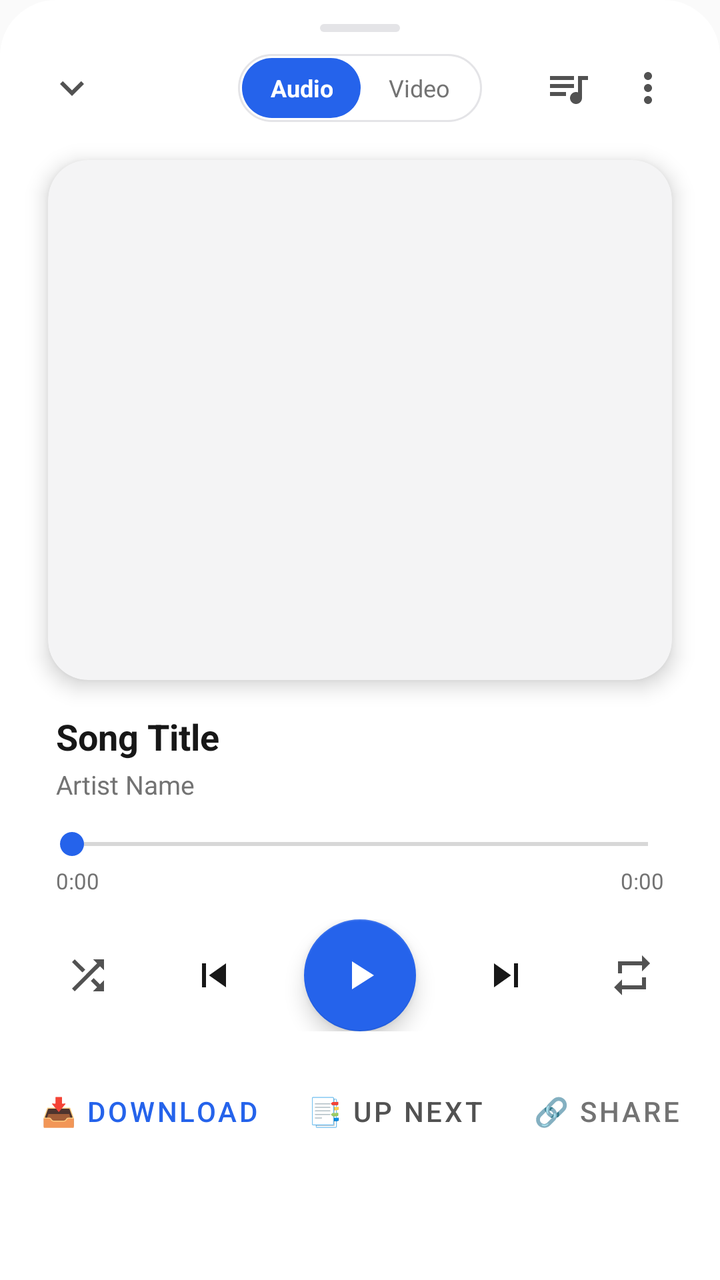
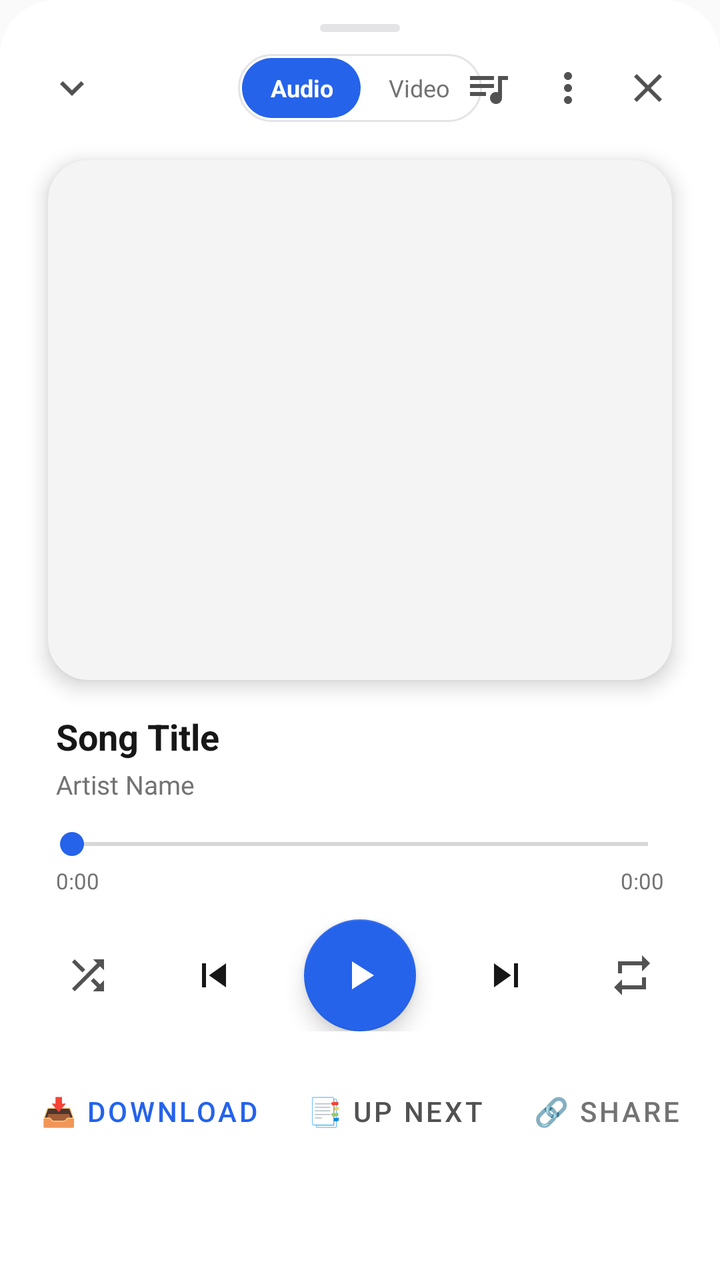

Compare the two renders of this Android layout. The source of the first and the diff that turns it into the second are given below.
<!-- AndroidManifest.xml: application theme Theme.Zez -->
<!-- res/layout/bottom_sheet_music_player.xml -->
<?xml version="1.0" encoding="utf-8"?>
<LinearLayout xmlns:android="http://schemas.android.com/apk/res/android"
    xmlns:app="http://schemas.android.com/apk/res-auto"
    android:layout_width="match_parent"
    android:layout_height="wrap_content"
    android:orientation="vertical"
    android:background="@drawable/bg_sheet_top_rounded"
    android:paddingBottom="24dp">

    
    <View
        android:layout_width="40dp"
        android:layout_height="4dp"
        android:layout_gravity="center_horizontal"
        android:layout_marginTop="12dp"
        android:background="@drawable/bg_pill_indicator" />

    
    <RelativeLayout
        android:layout_width="match_parent"
        android:layout_height="56dp"
        android:paddingHorizontal="16dp">

        <ImageButton
            android:id="@+id/btn_player_collapse"
            android:layout_width="40dp"
            android:layout_height="40dp"
            android:layout_centerVertical="true"
            android:background="?attr/selectableItemBackgroundBorderless"
            android:src="@drawable/ic_expand_more"
            app:tint="@color/theme_icon_tint"
            android:contentDescription="Collapse player" />

        
        <LinearLayout
            android:layout_width="wrap_content"
            android:layout_height="34dp"
            android:layout_centerInParent="true"
            android:orientation="horizontal"
            android:background="@drawable/bg_search_input"
            android:padding="2dp">

            <TextView
                android:id="@+id/btn_mode_audio"
                android:layout_width="wrap_content"
                android:layout_height="match_parent"
                android:gravity="center"
                android:text="Audio"
                android:textSize="12sp"
                android:textStyle="bold"
                android:textColor="@android:color/white"
                android:background="@drawable/bg_mode_toggle_active"
                android:paddingHorizontal="14dp" />

            <TextView
                android:id="@+id/btn_mode_video"
                android:layout_width="wrap_content"
                android:layout_height="match_parent"
                android:gravity="center"
                android:text="Video"
                android:textSize="12sp"
                android:textColor="@color/theme_text_muted"
                android:background="@android:color/transparent"
                android:paddingHorizontal="14dp" />
        </LinearLayout>

        <LinearLayout
            android:layout_width="wrap_content"
            android:layout_height="wrap_content"
            android:layout_alignParentEnd="true"
            android:layout_centerVertical="true"
            android:orientation="horizontal">

            <ImageButton
                android:id="@+id/btn_player_queue_top"
                android:layout_width="40dp"
                android:layout_height="40dp"
                android:background="?attr/selectableItemBackgroundBorderless"
                android:src="@drawable/ic_queue_music"
                app:tint="@color/theme_icon_tint"
                android:contentDescription="Play queue" />

            <ImageButton
                android:id="@+id/btn_player_more"
                android:layout_width="40dp"
                android:layout_height="40dp"
                android:background="?attr/selectableItemBackgroundBorderless"
                android:src="@drawable/ic_more_vert"
                app:tint="@color/theme_icon_tint"
                android:contentDescription="More options" />
        </LinearLayout>
    </RelativeLayout>

    
    <androidx.cardview.widget.CardView
        android:layout_width="match_parent"
        android:layout_height="260dp"
        android:layout_marginHorizontal="24dp"
        android:layout_marginTop="8dp"
        app:cardCornerRadius="20dp"
        app:cardElevation="6dp"
        app:cardBackgroundColor="@color/surface_variant">

        <FrameLayout
            android:layout_width="match_parent"
            android:layout_height="match_parent">

            <ImageView
                android:id="@+id/iv_player_album_art"
                android:layout_width="match_parent"
                android:layout_height="match_parent"
                android:scaleType="centerCrop" />

            
            <FrameLayout
                android:id="@+id/layout_player_video_container"
                android:layout_width="match_parent"
                android:layout_height="match_parent"
                android:background="@android:color/black"
                android:visibility="gone" />
        </FrameLayout>
    </androidx.cardview.widget.CardView>

    
    <LinearLayout
        android:layout_width="match_parent"
        android:layout_height="wrap_content"
        android:orientation="vertical"
        android:paddingHorizontal="28dp"
        android:layout_marginTop="16dp">

        <TextView
            android:id="@+id/tv_player_title"
            android:layout_width="match_parent"
            android:layout_height="wrap_content"
            android:text="Song Title"
            android:textSize="18sp"
            android:textStyle="bold"
            android:textColor="@color/theme_text_primary"
            android:maxLines="2"
            android:ellipsize="end" />

        <TextView
            android:id="@+id/tv_player_artist"
            android:layout_width="match_parent"
            android:layout_height="wrap_content"
            android:text="Artist Name"
            android:textSize="13sp"
            android:textColor="@color/theme_text_muted"
            android:maxLines="1"
            android:ellipsize="end"
            android:layout_marginTop="3dp" />
    </LinearLayout>

    
    <LinearLayout
        android:layout_width="match_parent"
        android:layout_height="wrap_content"
        android:orientation="vertical"
        android:paddingHorizontal="20dp"
        android:layout_marginTop="12dp">

        <SeekBar
            android:id="@+id/sb_player_progress"
            android:layout_width="match_parent"
            android:layout_height="wrap_content"
            android:progressTint="@color/primary"
            android:thumbTint="@color/primary"
            android:max="100" />

        <RelativeLayout
            android:layout_width="match_parent"
            android:layout_height="wrap_content"
            android:paddingHorizontal="8dp"
            android:layout_marginTop="2dp">

            <TextView
                android:id="@+id/tv_player_current_time"
                android:layout_width="wrap_content"
                android:layout_height="wrap_content"
                android:text="0:00"
                android:textSize="11sp"
                android:textColor="@color/theme_text_muted" />

            <TextView
                android:id="@+id/tv_player_total_time"
                android:layout_width="wrap_content"
                android:layout_height="wrap_content"
                android:layout_alignParentEnd="true"
                android:text="0:00"
                android:textSize="11sp"
                android:textColor="@color/theme_text_muted" />
        </RelativeLayout>
    </LinearLayout>

    
    <LinearLayout
        android:layout_width="match_parent"
        android:layout_height="wrap_content"
        android:orientation="horizontal"
        android:gravity="center"
        android:layout_marginTop="12dp"
        android:paddingHorizontal="20dp">

        <ImageButton
            android:id="@+id/btn_player_shuffle"
            android:layout_width="44dp"
            android:layout_height="44dp"
            android:background="?attr/selectableItemBackgroundBorderless"
            android:src="@drawable/ic_shuffle"
            app:tint="@color/theme_icon_tint"
            android:contentDescription="Shuffle" />

        <ImageButton
            android:id="@+id/btn_player_prev"
            android:layout_width="54dp"
            android:layout_height="54dp"
            android:layout_marginStart="14dp"
            android:background="?attr/selectableItemBackgroundBorderless"
            android:src="@drawable/ic_skip_previous"
            app:tint="@color/theme_text_primary"
            android:contentDescription="Previous" />

        
        <com.google.android.material.floatingactionbutton.FloatingActionButton
            android:id="@+id/fab_player_play_pause"
            android:layout_width="wrap_content"
            android:layout_height="wrap_content"
            android:layout_marginHorizontal="18dp"
            android:src="@drawable/ic_play_arrow"
            app:backgroundTint="@color/primary"
            app:tint="@android:color/white"
            app:fabSize="normal"
            app:elevation="6dp"
            android:contentDescription="Play/Pause" />

        <ImageButton
            android:id="@+id/btn_player_next"
            android:layout_width="54dp"
            android:layout_height="54dp"
            android:layout_marginEnd="14dp"
            android:background="?attr/selectableItemBackgroundBorderless"
            android:src="@drawable/ic_skip_next"
            app:tint="@color/theme_text_primary"
            android:contentDescription="Next" />

        <ImageButton
            android:id="@+id/btn_player_repeat"
            android:layout_width="44dp"
            android:layout_height="44dp"
            android:background="?attr/selectableItemBackgroundBorderless"
            android:src="@drawable/ic_repeat"
            app:tint="@color/theme_icon_tint"
            android:contentDescription="Repeat" />
    </LinearLayout>

    
    <LinearLayout
        android:layout_width="match_parent"
        android:layout_height="wrap_content"
        android:orientation="horizontal"
        android:gravity="center"
        android:layout_marginTop="16dp">

        <Button
            android:id="@+id/btn_player_download"
            style="@style/Widget.MaterialComponents.Button.TextButton"
            android:layout_width="wrap_content"
            android:layout_height="wrap_content"
            android:text="📥 Download"
            android:textColor="@color/primary" />

        <Button
            android:id="@+id/btn_player_queue_btn"
            style="@style/Widget.MaterialComponents.Button.TextButton"
            android:layout_width="wrap_content"
            android:layout_height="wrap_content"
            android:layout_marginStart="8dp"
            android:text="📑 Up Next"
            android:textColor="@color/theme_text_secondary" />

        <Button
            android:id="@+id/btn_player_share"
            style="@style/Widget.MaterialComponents.Button.TextButton"
            android:layout_width="wrap_content"
            android:layout_height="wrap_content"
            android:layout_marginStart="8dp"
            android:text="🔗 Share"
            android:textColor="@color/theme_text_muted" />
    </LinearLayout>
</LinearLayout>
<!-- resources referenced by this layout -->
<resources>
  <color name="primary">#2563EB</color>
  <color name="surface_variant">#F4F4F5</color>
  <color name="theme_icon_tint">#525252</color>
  <color name="theme_text_muted">#737373</color>
  <color name="theme_text_primary">#171717</color>
  <color name="theme_text_secondary">#525252</color>
  <!-- drawable bg_mode_toggle_active (drawable) -->
  <?xml version="1.0" encoding="utf-8"?>
  <shape xmlns:android="http://schemas.android.com/apk/res/android"
      android:shape="rectangle">
      <solid android:color="@color/primary" />
      <corners android:radius="16dp" />
  </shape>
  <!-- drawable bg_pill_indicator (drawable) -->
  <?xml version="1.0" encoding="utf-8"?>
  <shape xmlns:android="http://schemas.android.com/apk/res/android"
      android:shape="rectangle">
      <solid android:color="@color/theme_card_border" />
      <corners android:radius="4dp" />
  </shape>
  <!-- drawable bg_search_input (drawable) -->
  <?xml version="1.0" encoding="utf-8"?>
  <shape xmlns:android="http://schemas.android.com/apk/res/android"
      android:shape="rectangle">
      <corners android:radius="22dp" />
      <solid android:color="@color/theme_surface" />
      <stroke
          android:width="1dp"
          android:color="@color/theme_card_border" />
  </shape>
  <!-- drawable ic_expand_more (drawable) -->
  <vector xmlns:android="http://schemas.android.com/apk/res/android"
      android:width="24dp"
      android:height="24dp"
      android:viewportWidth="24"
      android:viewportHeight="24">
    <path
        android:fillColor="#FF000000"
        android:pathData="M16.59,8.59L12,13.17 7.41,8.59 6,10l6,6 6,-6z"/>
  </vector>
  <!-- drawable ic_play_arrow (drawable) -->
  <vector xmlns:android="http://schemas.android.com/apk/res/android"
      android:width="24dp"
      android:height="24dp"
      android:viewportWidth="24"
      android:viewportHeight="24">
    <path
        android:fillColor="#FFFFFFFF"
        android:pathData="M8,5v14l11,-7z"/>
  </vector>
  <!-- drawable ic_repeat (drawable) -->
  <vector xmlns:android="http://schemas.android.com/apk/res/android"
      android:width="24dp"
      android:height="24dp"
      android:viewportWidth="24"
      android:viewportHeight="24">
    <path
        android:fillColor="#FF000000"
        android:pathData="M7,7h10v3l4,-4 -4,-4v3H5v6h2V7zm10,10H7v-3l-4,4 4,4v-3h12v-6h-2v4z"/>
  </vector>
  <!-- drawable ic_skip_next (drawable) -->
  <vector xmlns:android="http://schemas.android.com/apk/res/android"
      android:width="24dp"
      android:height="24dp"
      android:viewportWidth="24"
      android:viewportHeight="24">
    <path
        android:fillColor="#FF000000"
        android:pathData="M6,18l8.5,-6L6,6v12zM16,6v12h2V6h-2z"/>
  </vector>
  <!-- drawable ic_skip_previous (drawable) -->
  <vector xmlns:android="http://schemas.android.com/apk/res/android"
      android:width="24dp"
      android:height="24dp"
      android:viewportWidth="24"
      android:viewportHeight="24">
    <path
        android:fillColor="#FF000000"
        android:pathData="M6,6h2v12H6V6zm3.5,6l8.5,6V6l-8.5,6z"/>
  </vector>
  <color name="theme_card_border">#E4E4E7</color>
  <color name="theme_surface">#FFFFFF</color>
  <color name="primary_dark">#1D4ED8</color>
  <color name="accent">#3B82F6</color>
  <color name="theme_background">#FAFAFA</color>
  <!-- unchanged entries left out for length: 5 -->
</resources>

<!-- the commit's change to res/layout/bottom_sheet_music_player.xml (unified diff, before → after) -->
@@ -88,6 +88,15 @@
                 android:src="@drawable/ic_more_vert"
                 app:tint="@color/theme_icon_tint"
                 android:contentDescription="More options" />
+
+            <ImageButton
+                android:id="@+id/btn_player_close"
+                android:layout_width="40dp"
+                android:layout_height="40dp"
+                android:background="?attr/selectableItemBackgroundBorderless"
+                android:src="@drawable/ic_close"
+                app:tint="@color/theme_icon_tint"
+                android:contentDescription="Stop and close player" />
         </LinearLayout>
     </RelativeLayout>
 
<!-- resource entries referenced after the edit -->
@@ -30,6 +30,16 @@
           android:width="1dp"
           android:color="@color/theme_card_border" />
   </shape>
+  <!-- drawable ic_close (drawable) -->
+  <vector xmlns:android="http://schemas.android.com/apk/res/android"
+      android:width="24dp"
+      android:height="24dp"
+      android:viewportWidth="24"
+      android:viewportHeight="24">
+    <path
+        android:fillColor="@android:color/white"
+        android:pathData="M19,6.41L17.59,5 12,10.59 6.41,5 5,6.41 10.59,12 5,17.59 6.41,19 12,13.41 17.59,19 19,17.59 13.41,12z"/>
+  </vector>
   <!-- drawable ic_expand_more (drawable) -->
   <vector xmlns:android="http://schemas.android.com/apk/res/android"
       android:width="24dp"
